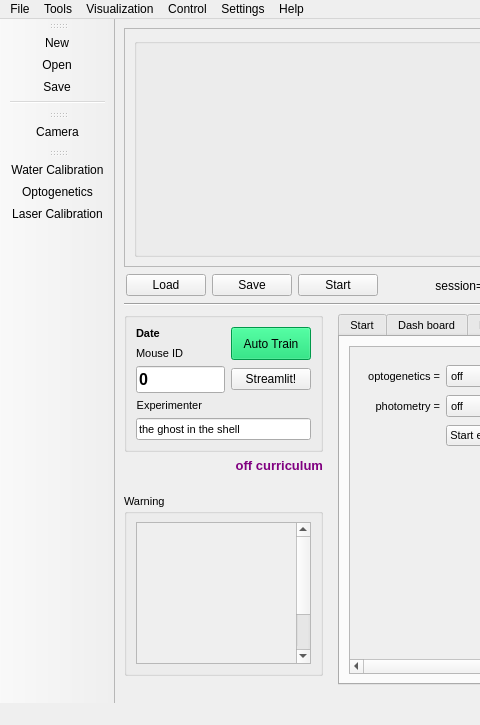
Before: the Qt Designer form src/foraging_gui/ForagingGUI.ui in AllenNeuralDynamics/dynamic-foraging-task, drawn with Qt 5; both pictures show x 0 to 480 and y 0 to 725 of the 960 by 725 pixel window.
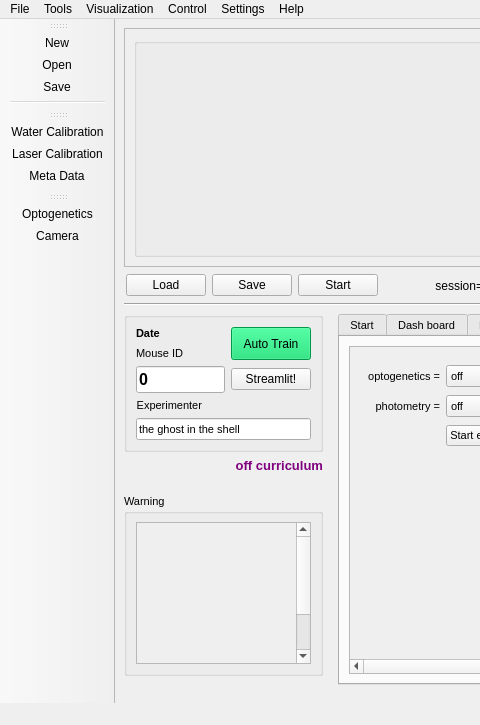
After: the same form once the commit is applied. Icons and pictures are not drawn.

Commit message: adding meta data icon to behavior gui

```diff
--- a/src/foraging_gui/ForagingGUI.ui
+++ b/src/foraging_gui/ForagingGUI.ui
@@ -5115,7 +5115,9 @@
    <attribute name="toolBarBreak">
     <bool>false</bool>
    </attribute>
-   <addaction name="action_Camera"/>
+   <addaction name="action_Calibration"/>
+   <addaction name="actionLaser_Calibration"/>
+   <addaction name="actionMeta_Data"/>
   </widget>
   <widget class="QToolBar" name="toolBar_3">
    <property name="sizePolicy">
@@ -5133,9 +5135,8 @@
    <attribute name="toolBarBreak">
     <bool>false</bool>
    </attribute>
-   <addaction name="action_Calibration"/>
    <addaction name="action_Optogenetics"/>
-   <addaction name="actionLaser_Calibration"/>
+   <addaction name="action_Camera"/>
   </widget>
   <action name="action_Calibration">
    <property name="checkable">
@@ -5358,6 +5359,15 @@
     <string>Save (without starting a new session)</string>
    </property>
   </action>
+  <action name="actionMeta_Data">
+   <property name="icon">
+    <iconset>
+     <normaloff>resources/metadata.png</normaloff>resources/metadata.png</iconset>
+   </property>
+   <property name="text">
+    <string>Meta Data</string>
+   </property>
+  </action>
  </widget>
  <tabstops>
   <tabstop>Task</tabstop>
```
Left out of the diff: 4 changed lines with no effect on the pictures.
